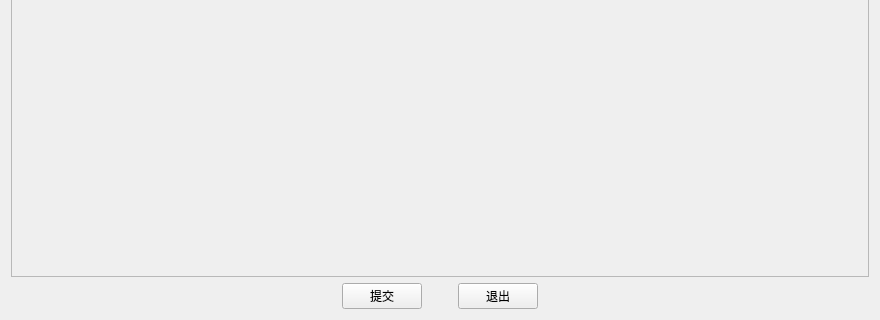
This is PatternKnowledgeEducationSystem/helper/patterntest.ui in JosanSun/NewGenerationNetworkEducation as Qt 5 draws it before an edit; both pictures show x 0 to 880 and y 380 to 700 of the 880 by 700 pixel window. The edited form follows.
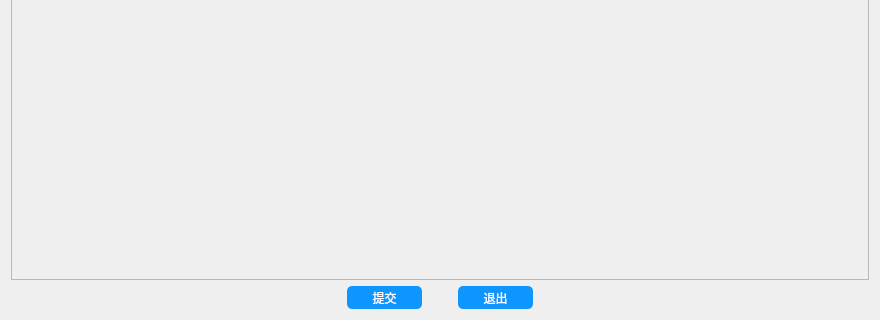
This is the edited form.

Patch:
```diff
--- a/PatternKnowledgeEducationSystem/helper/patterntest.ui
+++ b/PatternKnowledgeEducationSystem/helper/patterntest.ui
@@ -13,6 +13,9 @@
   <property name="windowTitle">
    <string>Form</string>
   </property>
+  <property name="styleSheet">
+   <string notr="true">font: 11pt &quot;幼圆&quot;;</string>
+  </property>
   <layout class="QVBoxLayout" name="verticalLayout">
    <item>
     <widget class="QScrollArea" name="scrollArea">
@@ -57,9 +60,27 @@
      </item>
      <item>
       <widget class="QPushButton" name="submitButton">
+       <property name="minimumSize">
+        <size>
+         <width>75</width>
+         <height>23</height>
+        </size>
+       </property>
+       <property name="styleSheet">
+        <string notr="true">QPushButton
+{
+    color:white;
+    background-color:rgb(14 , 150 , 254);
+    border-radius:5px;
+}
+</string>
+       </property>
        <property name="text">
         <string>提交</string>
        </property>
+       <property name="flat">
+        <bool>true</bool>
+       </property>
       </widget>
      </item>
      <item>
@@ -80,9 +101,27 @@
      </item>
      <item>
       <widget class="QPushButton" name="exitButton">
+       <property name="minimumSize">
+        <size>
+         <width>75</width>
+         <height>23</height>
+        </size>
+       </property>
+       <property name="styleSheet">
+        <string notr="true">QPushButton
+{
+    color:white;
+    background-color:rgb(14 , 150 , 254);
+    border-radius:5px;
+}
+</string>
+       </property>
        <property name="text">
         <string>退出</string>
        </property>
+       <property name="flat">
+        <bool>true</bool>
+       </property>
       </widget>
      </item>
      <item>
```
